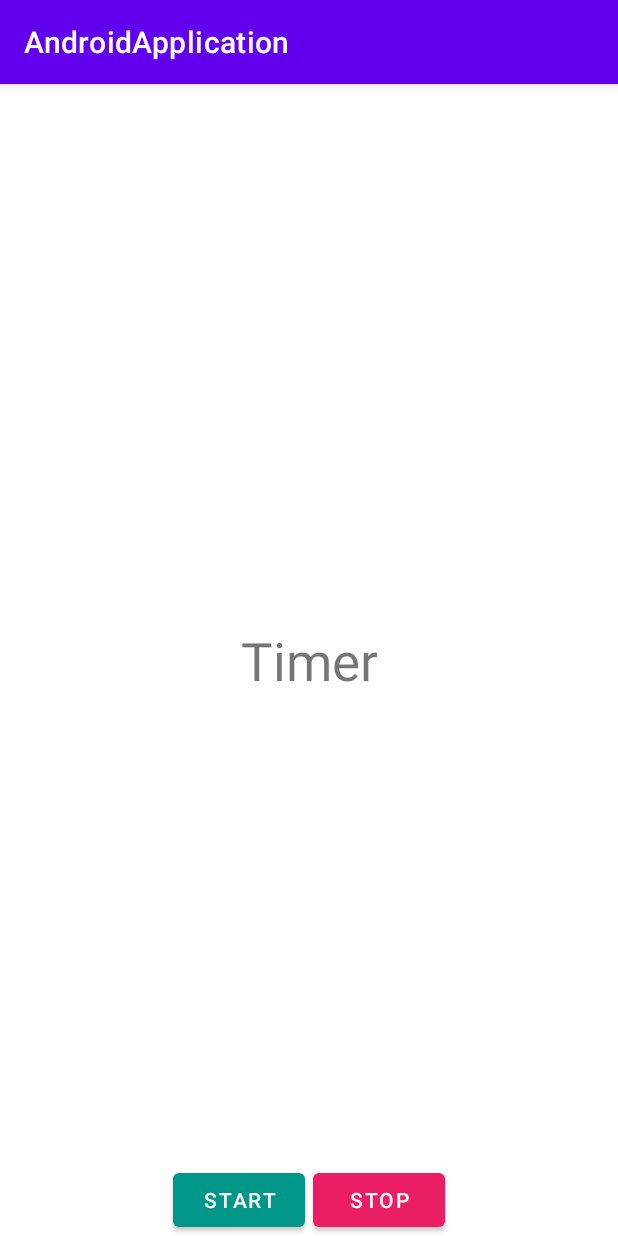
After one commit to Mikhail-Kh/android-project, an Android app: the MainNotificationActivity screen opened directly, with no data from a screen before it, on a phone screen of 412 x 824 dp. The commit adds this screen. Run offline under Robolectric (Android 15) with nearby library versions, the phone set to English and light mode, and no system bars.

Commit message:
Create a countdown timer app

```diff
--- a/app/src/main/java/by/khryshchanovich/androidapplication/MainActivity.kt
+++ b/app/src/main/java/by/khryshchanovich/androidapplication/MainActivity.kt
@@ -10,6 +10,7 @@ import by.khryshchanovich.androidapplication.cryptocurrencies.MainNetworkingActi
 import by.khryshchanovich.androidapplication.fibonacci_numbers.MainFibonacciActivity
 import by.khryshchanovich.androidapplication.light_sensor.MainSensorActivity
 import by.khryshchanovich.androidapplication.mothers_day.MainStartActivity
+import by.khryshchanovich.androidapplication.notification.MainNotificationActivity
 import by.khryshchanovich.androidapplication.user_registration.MainRegistrationActivity
 import kotlinx.android.synthetic.main.activity_main.*
 
@@ -65,5 +66,10 @@ class MainActivity : AppCompatActivity() {
         fibonacciNumbersButton.setOnClickListener {
             startActivity(Intent(this, MainFibonacciActivity::class.java))
         }
+
+        val notificationButton = findViewById<Button>(R.id.notification_button)
+        notificationButton.setOnClickListener {
+            startActivity(Intent(this, MainNotificationActivity::class.java))
+        }
     }
 }
--- /dev/null
+++ b/app/src/main/java/by/khryshchanovich/androidapplication/notification/MainNotificationActivity.kt
@@ -0,0 +1,41 @@
+package by.khryshchanovich.androidapplication.notification
+
+import android.annotation.SuppressLint
+import android.content.Intent
+import androidx.appcompat.app.AppCompatActivity
+import android.os.Bundle
+import android.os.CountDownTimer
+import android.widget.Button
+import by.khryshchanovich.androidapplication.R
+import kotlinx.android.synthetic.main.activity_main_notification.*
+
+class MainNotificationActivity : AppCompatActivity() {
+    override fun onCreate(savedInstanceState: Bundle?) {
+        super.onCreate(savedInstanceState)
+        setContentView(R.layout.activity_main_notification)
+
+        val startButton = findViewById<Button>(R.id.start_button)
+        val stopButton = findViewById<Button>(R.id.stop_button)
+        val intent = Intent(this, MyForegroundService::class.java)
+
+        startButton.setOnClickListener {
+            val timer = object : CountDownTimer(10000, 1000) {
+
+                @SuppressLint("SetTextI18n")
+                override fun onFinish() {
+                    startService(intent)
+                }
+
+                @SuppressLint("SetTextI18n")
+                override fun onTick(millisUntilFinished: Long) {
+                    timer_text_view.text = (millisUntilFinished / 1000).toString()
+                }
+            }
+            timer.start()
+        }
+
+        stopButton.setOnClickListener {
+            stopService(intent)
+        }
+    }
+}
--- /dev/null
+++ b/app/src/main/res/layout/activity_main_notification.xml
@@ -0,0 +1,42 @@
+<?xml version="1.0" encoding="utf-8"?>
+<androidx.constraintlayout.widget.ConstraintLayout xmlns:android="http://schemas.android.com/apk/res/android"
+    xmlns:app="http://schemas.android.com/apk/res-auto"
+    xmlns:tools="http://schemas.android.com/tools"
+    android:layout_width="match_parent"
+    android:layout_height="match_parent"
+    tools:context=".notification.MainNotificationActivity">
+
+    <TextView
+        android:id="@+id/timer_text_view"
+        android:layout_width="wrap_content"
+        android:layout_height="wrap_content"
+        android:text="@string/timer_text_view"
+        android:textSize="35sp"
+        app:layout_constraintBottom_toBottomOf="parent"
+        app:layout_constraintEnd_toEndOf="parent"
+        app:layout_constraintStart_toStartOf="parent"
+        app:layout_constraintTop_toTopOf="parent" />
+
+    <Button
+        android:id="@+id/start_button"
+        android:layout_width="wrap_content"
+        android:layout_height="wrap_content"
+        android:layout_marginStart="115dp"
+        android:layout_marginLeft="115dp"
+        android:text="@string/start_button"
+        app:backgroundTint="#009688"
+        app:layout_constraintBottom_toBottomOf="parent"
+        app:layout_constraintStart_toStartOf="parent" />
+
+    <Button
+        android:id="@+id/stop_button"
+        android:layout_width="wrap_content"
+        android:layout_height="wrap_content"
+        android:layout_marginEnd="115dp"
+        android:layout_marginRight="115dp"
+        android:text="@string/stop_button"
+        app:backgroundTint="#E91E63"
+        app:layout_constraintBottom_toBottomOf="parent"
+        app:layout_constraintEnd_toEndOf="parent" />
+
+</androidx.constraintlayout.widget.ConstraintLayout>
--- a/app/src/main/res/values/strings.xml
+++ b/app/src/main/res/values/strings.xml
@@ -75,4 +75,8 @@
     <string name="name_string_tv">Name</string>
     <string name="light_sensor_text_view">Light sensor</string>
     <string name="fibonacci_numbers">Fibonacci numbers</string>
+    <string name="notification_button">Notification</string>
+    <string name="timer_text_view">Timer</string>
+    <string name="stop_button">Stop</string>
+    <string name="start_button">Start</string>
 </resources>
```
Also changed, not shown: app/src/main/AndroidManifest.xml (+6 -1 lines), app/src/main/java/by/khryshchanovich/androidapplication/notification/App.kt (added, +31 -0 lines), app/src/main/java/by/khryshchanovich/androidapplication/notification/MyForegroundService.kt (added, +45 -0 lines), app/src/main/res/drawable/ic_baseline_timer_off_24.xml (added, +10 -0 lines), app/src/main/res/layout/activity_main.xml (+14 -0 lines).
